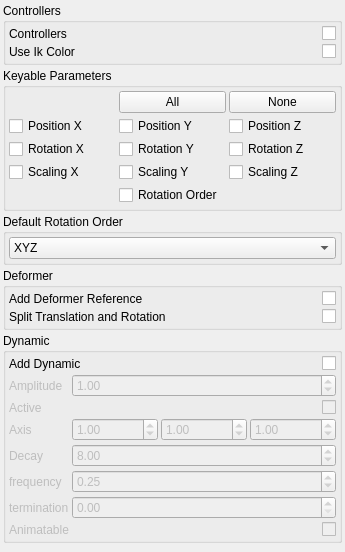
Qt form brigks/systems/stretch/widget.ui (miquelcampos/brigks) before a commit.
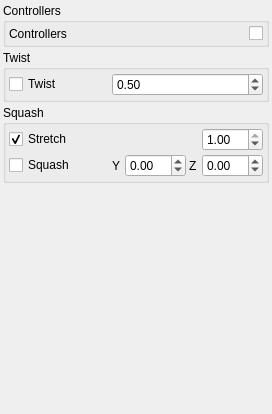
The same form after that commit.

```diff
--- a/brigks/systems/stretch/widget.ui
+++ b/brigks/systems/stretch/widget.ui
@@ -6,8 +6,8 @@
    <rect>
     <x>0</x>
     <y>0</y>
-    <width>345</width>
-    <height>552</height>
+    <width>256</width>
+    <height>414</height>
    </rect>
   </property>
   <property name="windowTitle">
@@ -33,7 +33,7 @@
        <number>3</number>
       </property>
       <item row="0" column="0">
-       <widget class="QLabel" name="label_2">
+       <widget class="QLabel" name="label">
         <property name="text">
          <string>Controllers</string>
         </property>
@@ -49,30 +49,63 @@
         </property>
        </widget>
       </item>
-      <item row="1" column="1">
-       <widget class="QCheckBox" name="uiUseIkColor">
-        <property name="layoutDirection">
-         <enum>Qt::RightToLeft</enum>
-        </property>
-        <property name="text">
-         <string/>
-        </property>
-       </widget>
-      </item>
-      <item row="1" column="0">
-       <widget class="QLabel" name="label_3">
-        <property name="text">
-         <string>Use Ik Color</string>
-        </property>
-       </widget>
-      </item>
      </layout>
     </widget>
    </item>
    <item>
     <widget class="QGroupBox" name="groupBox">
      <property name="title">
-      <string>Keyable Parameters</string>
+      <string>Twist</string>
+     </property>
+     <layout class="QHBoxLayout" name="horizontalLayout">
+      <property name="spacing">
+       <number>3</number>
+      </property>
+      <property name="margin">
+       <number>3</number>
+      </property>
+      <item>
+       <widget class="QCheckBox" name="uiTwist">
+        <property name="sizePolicy">
+         <sizepolicy hsizetype="Fixed" vsizetype="Fixed">
+          <horstretch>0</horstretch>
+          <verstretch>0</verstretch>
+         </sizepolicy>
+        </property>
+        <property name="minimumSize">
+         <size>
+          <width>100</width>
+          <height>0</height>
+         </size>
+        </property>
+        <property name="layoutDirection">
+         <enum>Qt::LeftToRight</enum>
+        </property>
+        <property name="text">
+         <string>Twist </string>
+        </property>
+       </widget>
+      </item>
+      <item>
+       <widget class="QDoubleSpinBox" name="uiTwistBlend">
+        <property name="maximum">
+         <double>1.000000000000000</double>
+        </property>
+        <property name="singleStep">
+         <double>0.100000000000000</double>
+        </property>
+        <property name="value">
+         <double>0.500000000000000</double>
+        </property>
+       </widget>
+      </item>
+     </layout>
+    </widget>
+   </item>
+   <item>
+    <widget class="QGroupBox" name="groupBox_2">
+     <property name="title">
+      <string>Squash</string>
      </property>
      <layout class="QGridLayout" name="gridLayout">
       <property name="margin">
@@ -81,463 +114,104 @@
       <property name="spacing">
        <number>3</number>
       </property>
-      <item row="3" column="1">
-       <widget class="QCheckBox" name="uiScly">
-        <property name="text">
-         <string>Scaling Y</string>
-        </property>
-       </widget>
-      </item>
-      <item row="3" column="0">
-       <widget class="QCheckBox" name="uiSclx">
-        <property name="text">
-         <string>Scaling X</string>
-        </property>
-       </widget>
-      </item>
-      <item row="3" column="2">
-       <widget class="QCheckBox" name="uiSclz">
-        <property name="text">
-         <string>Scaling Z</string>
-        </property>
-       </widget>
-      </item>
-      <item row="1" column="0">
-       <widget class="QCheckBox" name="uiPosx">
-        <property name="text">
-         <string>Position X</string>
-        </property>
-       </widget>
-      </item>
       <item row="1" column="1">
-       <widget class="QCheckBox" name="uiPosy">
-        <property name="text">
-         <string>Position Y</string>
+       <widget class="QLabel" name="uiSquashYLBL">
+        <property name="sizePolicy">
+         <sizepolicy hsizetype="Fixed" vsizetype="Preferred">
+          <horstretch>0</horstretch>
+          <verstretch>0</verstretch>
+         </sizepolicy>
         </property>
-       </widget>
-      </item>
-      <item row="0" column="2">
-       <widget class="QPushButton" name="uiKeyableNoneBTN">
-        <property name="text">
-         <string>None</string>
+        <property name="minimumSize">
+         <size>
+          <width>10</width>
+          <height>0</height>
+         </size>
         </property>
-       </widget>
-      </item>
-      <item row="0" column="1">
-       <widget class="QPushButton" name="uiKeyableAllBTN">
         <property name="text">
-         <string>All</string>
-        </property>
-       </widget>
-      </item>
-      <item row="2" column="2">
-       <widget class="QCheckBox" name="uiRotz">
-        <property name="text">
-         <string>Rotation Z</string>
-        </property>
-       </widget>
-      </item>
-      <item row="2" column="1">
-       <widget class="QCheckBox" name="uiRoty">
-        <property name="text">
-         <string>Rotation Y</string>
-        </property>
-       </widget>
-      </item>
-      <item row="2" column="0">
-       <widget class="QCheckBox" name="uiRotx">
-        <property name="text">
-         <string>Rotation X</string>
+         <string>Y</string>
         </property>
        </widget>
       </item>
       <item row="1" column="2">
-       <widget class="QCheckBox" name="uiPosz">
-        <property name="text">
-         <string>Position Z</string>
+       <widget class="QDoubleSpinBox" name="uiSquashy">
+        <property name="minimum">
+         <double>-99.989999999999995</double>
         </property>
-       </widget>
-      </item>
-      <item row="4" column="1">
-       <widget class="QCheckBox" name="uiRotorder">
-        <property name="text">
-         <string>Rotation Order</string>
+        <property name="maximum">
+         <double>99.989999999999995</double>
         </property>
        </widget>
       </item>
-     </layout>
-    </widget>
-   </item>
-   <item>
-    <widget class="QGroupBox" name="groupBox_5">
-     <property name="title">
-      <string>Default Rotation Order</string>
-     </property>
-     <layout class="QVBoxLayout" name="verticalLayout">
-      <property name="spacing">
-       <number>3</number>
-      </property>
-      <property name="margin">
-       <number>3</number>
-      </property>
-      <item>
-       <widget class="QComboBox" name="uiDefaultRotationOrder">
-        <item>
-         <property name="text">
-          <string>XYZ</string>
-         </property>
-        </item>
-        <item>
-         <property name="text">
-          <string>XZY</string>
-         </property>
-        </item>
-        <item>
-         <property name="text">
-          <string>YXZ</string>
-         </property>
-        </item>
-        <item>
-         <property name="text">
-          <string>YZX</string>
-         </property>
-        </item>
-        <item>
-         <property name="text">
-          <string>ZXY</string>
-         </property>
-        </item>
-        <item>
-         <property name="text">
-          <string>ZYX</string>
-         </property>
-        </item>
-       </widget>
-      </item>
-     </layout>
-    </widget>
-   </item>
-   <item>
-    <widget class="QGroupBox" name="groupBox_2">
-     <property name="title">
-      <string>Deformer</string>
-     </property>
-     <layout class="QGridLayout" name="gridLayout_3">
-      <property name="margin">
-       <number>3</number>
-      </property>
-      <property name="spacing">
-       <number>3</number>
-      </property>
-      <item row="0" column="1">
-       <widget class="QCheckBox" name="uiAddDeformerReferences">
-        <property name="layoutDirection">
-         <enum>Qt::RightToLeft</enum>
+      <item row="1" column="3">
+       <widget class="QLabel" name="uiSquashZLBL">
+        <property name="sizePolicy">
+         <sizepolicy hsizetype="Fixed" vsizetype="Preferred">
+          <horstretch>0</horstretch>
+          <verstretch>0</verstretch>
+         </sizepolicy>
         </property>
-        <property name="text">
-         <string/>
+        <property name="minimumSize">
+         <size>
+          <width>10</width>
+          <height>0</height>
+         </size>
         </property>
-       </widget>
-      </item>
-      <item row="0" column="0">
-       <widget class="QLabel" name="label">
         <property name="text">
-         <string>Add Deformer Reference</string>
+         <string>Z</string>
         </property>
        </widget>
       </item>
-      <item row="1" column="1">
-       <widget class="QCheckBox" name="uiSplitRotation">
-        <property name="layoutDirection">
-         <enum>Qt::RightToLeft</enum>
+      <item row="1" column="4">
+       <widget class="QDoubleSpinBox" name="uiSquashz">
+        <property name="minimum">
+         <double>-99.989999999999995</double>
         </property>
-        <property name="text">
-         <string/>
+        <property name="singleStep">
+         <double>0.100000000000000</double>
         </property>
        </widget>
       </item>
       <item row="1" column="0">
-       <widget class="QLabel" name="label_4">
+       <widget class="QCheckBox" name="uiSquash">
+        <property name="minimumSize">
+         <size>
+          <width>100</width>
+          <height>0</height>
+         </size>
+        </property>
+        <property name="maximumSize">
+         <size>
+          <width>100</width>
+          <height>16777215</height>
+         </size>
+        </property>
         <property name="text">
-         <string>Split Translation and Rotation</string>
+         <string>Squash</string>
         </property>
        </widget>
       </item>
-     </layout>
-    </widget>
-   </item>
-   <item>
-    <widget class="QGroupBox" name="uiDynamicGRP">
-     <property name="minimumSize">
-      <size>
-       <width>0</width>
-       <height>0</height>
-      </size>
-     </property>
-     <property name="title">
-      <string>Dynamic</string>
-     </property>
-     <layout class="QGridLayout" name="gridLayout_4">
-      <property name="margin">
-       <number>3</number>
-      </property>
-      <property name="spacing">
-       <number>3</number>
-      </property>
       <item row="0" column="0">
-       <widget class="QLabel" name="label_5">
+       <widget class="QCheckBox" name="uiStretch">
         <property name="text">
-         <string>Add Dynamic</string>
+         <string>Stretch</string>
         </property>
+        <property name="checked">
+         <bool>true</bool>
+        </property>
        </widget>
       </item>
-      <item row="0" column="1">
-       <widget class="QCheckBox" name="uiDynamic">
-        <property name="layoutDirection">
-         <enum>Qt::RightToLeft</enum>
+      <item row="0" column="4">
+       <widget class="QDoubleSpinBox" name="uiStretchBlend">
+        <property name="maximum">
+         <double>1.000000000000000</double>
         </property>
-        <property name="text">
-         <string/>
+        <property name="singleStep">
+         <double>0.500000000000000</double>
         </property>
-       </widget>
-      </item>
-      <item row="1" column="0" colspan="2">
-       <widget class="QWidget" name="uiDynamicDefaultWDG" native="true">
-        <property name="enabled">
-         <bool>false</bool>
+        <property name="value">
+         <double>1.000000000000000</double>
         </property>
-        <layout class="QGridLayout" name="gridLayout_5">
-         <property name="margin">
-          <number>0</number>
-         </property>
-         <property name="spacing">
-          <number>3</number>
-         </property>
-         <item row="0" column="0">
-          <widget class="QLabel" name="label_8">
-           <property name="text">
-            <string>Amplitude</string>
-           </property>
-          </widget>
-         </item>
-         <item row="0" column="1">
-          <widget class="QDoubleSpinBox" name="uiAmplitude">
-           <property name="maximum">
-            <double>100.000000000000000</double>
-           </property>
-           <property name="singleStep">
-            <double>0.100000000000000</double>
-           </property>
-           <property name="value">
-            <double>1.000000000000000</double>
-           </property>
-          </widget>
-         </item>
-         <item row="1" column="0">
-          <widget class="QLabel" name="uiActiveLBL">
-           <property name="sizePolicy">
-            <sizepolicy hsizetype="Fixed" vsizetype="Preferred">
-             <horstretch>0</horstretch>
-             <verstretch>0</verstretch>
-            </sizepolicy>
-           </property>
-           <property name="minimumSize">
-            <size>
-             <width>10</width>
-             <height>0</height>
-            </size>
-           </property>
-           <property name="text">
-            <string>Active</string>
-           </property>
-          </widget>
-         </item>
-         <item row="1" column="1">
-          <widget class="QCheckBox" name="uiActive">
-           <property name="layoutDirection">
-            <enum>Qt::RightToLeft</enum>
-           </property>
-           <property name="text">
-            <string/>
-           </property>
-          </widget>
-         </item>
-         <item row="3" column="0">
-          <widget class="QLabel" name="uiStartCurveAttractLBL">
-           <property name="sizePolicy">
-            <sizepolicy hsizetype="Fixed" vsizetype="Preferred">
-             <horstretch>0</horstretch>
-             <verstretch>0</verstretch>
-            </sizepolicy>
-           </property>
-           <property name="minimumSize">
-            <size>
-             <width>10</width>
-             <height>0</height>
-            </size>
-           </property>
-           <property name="text">
-            <string>Decay</string>
-           </property>
-          </widget>
-         </item>
-         <item row="3" column="1">
-          <widget class="QDoubleSpinBox" name="uiDecay">
-           <property name="minimum">
-            <double>0.000000000000000</double>
-           </property>
-           <property name="maximum">
-            <double>999.000000000000000</double>
-           </property>
-           <property name="singleStep">
-            <double>1.000000000000000</double>
-           </property>
-           <property name="value">
-            <double>8.000000000000000</double>
-           </property>
-          </widget>
-         </item>
-         <item row="4" column="0">
-          <widget class="QLabel" name="uiBendResistanceLBL">
-           <property name="sizePolicy">
-            <sizepolicy hsizetype="Fixed" vsizetype="Preferred">
-             <horstretch>0</horstretch>
-             <verstretch>0</verstretch>
-            </sizepolicy>
-           </property>
-           <property name="minimumSize">
-            <size>
-             <width>10</width>
-             <height>0</height>
-            </size>
-           </property>
-           <property name="text">
-            <string>frequency</string>
-           </property>
-          </widget>
-         </item>
-         <item row="4" column="1">
-          <widget class="QDoubleSpinBox" name="uiFrequency">
-           <property name="minimum">
-            <double>0.000000000000000</double>
-           </property>
-           <property name="maximum">
-            <double>100.000000000000000</double>
-           </property>
-           <property name="singleStep">
-            <double>0.250000000000000</double>
-           </property>
-           <property name="value">
-            <double>0.250000000000000</double>
-           </property>
-          </widget>
-         </item>
-         <item row="5" column="0">
-          <widget class="QLabel" name="uiMassLBL">
-           <property name="sizePolicy">
-            <sizepolicy hsizetype="Fixed" vsizetype="Preferred">
-             <horstretch>0</horstretch>
-             <verstretch>0</verstretch>
-            </sizepolicy>
-           </property>
-           <property name="minimumSize">
-            <size>
-             <width>10</width>
-             <height>0</height>
-            </size>
-           </property>
-           <property name="text">
-            <string>termination</string>
-           </property>
-          </widget>
-         </item>
-         <item row="5" column="1">
-          <widget class="QDoubleSpinBox" name="uiTermination">
-           <property name="minimum">
-            <double>0.000000000000000</double>
-           </property>
-           <property name="maximum">
-            <double>100.000000000000000</double>
-           </property>
-           <property name="singleStep">
-            <double>0.100000000000000</double>
-           </property>
-           <property name="value">
-            <double>0.000000000000000</double>
-           </property>
-          </widget>
-         </item>
-         <item row="6" column="0">
-          <widget class="QLabel" name="uiAnimatableLBL">
-           <property name="sizePolicy">
-            <sizepolicy hsizetype="Fixed" vsizetype="Preferred">
-             <horstretch>0</horstretch>
-             <verstretch>0</verstretch>
-            </sizepolicy>
-           </property>
-           <property name="minimumSize">
-            <size>
-             <width>10</width>
-             <height>0</height>
-            </size>
-           </property>
-           <property name="text">
-            <string>Animatable</string>
-           </property>
-          </widget>
-         </item>
-         <item row="6" column="1">
-          <widget class="QCheckBox" name="uiDynamicAnimatable">
-           <property name="layoutDirection">
-            <enum>Qt::RightToLeft</enum>
-           </property>
-           <property name="text">
-            <string/>
-           </property>
-          </widget>
-         </item>
-         <item row="2" column="1">
-          <layout class="QHBoxLayout" name="horizontalLayout_2">
-           <item>
-            <widget class="QDoubleSpinBox" name="uiAmplitudeX">
-             <property name="singleStep">
-              <double>0.100000000000000</double>
-             </property>
-             <property name="value">
-              <double>1.000000000000000</double>
-             </property>
-            </widget>
-           </item>
-           <item>
-            <widget class="QDoubleSpinBox" name="uiAmplitudeY">
-             <property name="singleStep">
-              <double>0.100000000000000</double>
-             </property>
-             <property name="value">
-              <double>1.000000000000000</double>
-             </property>
-            </widget>
-           </item>
-           <item>
-            <widget class="QDoubleSpinBox" name="uiAmplitudeZ">
-             <property name="singleStep">
-              <double>0.100000000000000</double>
-             </property>
-             <property name="value">
-              <double>1.000000000000000</double>
-             </property>
-            </widget>
-           </item>
-          </layout>
-         </item>
-         <item row="2" column="0">
-          <widget class="QLabel" name="label_6">
-           <property name="text">
-            <string>Axis</string>
-           </property>
-          </widget>
-         </item>
-        </layout>
        </widget>
       </item>
      </layout>
@@ -551,7 +225,7 @@
      <property name="sizeHint" stdset="0">
       <size>
        <width>20</width>
-       <height>40</height>
+       <height>280</height>
       </size>
      </property>
     </spacer>
```
Left out of the diff: 7 changed lines with no effect on the pictures.
